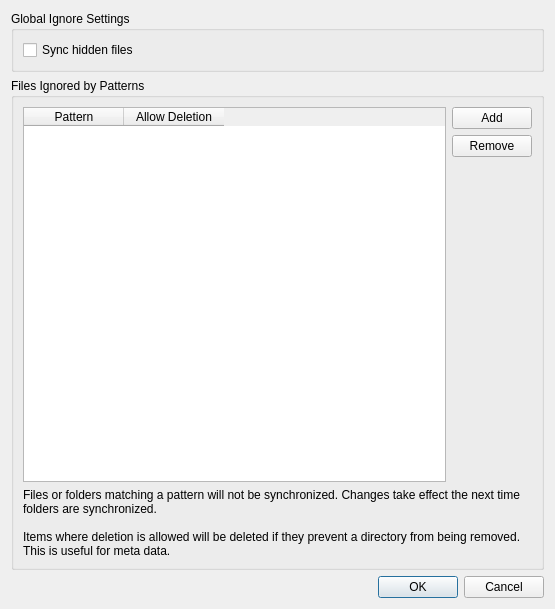
First picture: the form in src/gui/ignorelisteditor.ui, repository nextcloud/desktop, before the edit.
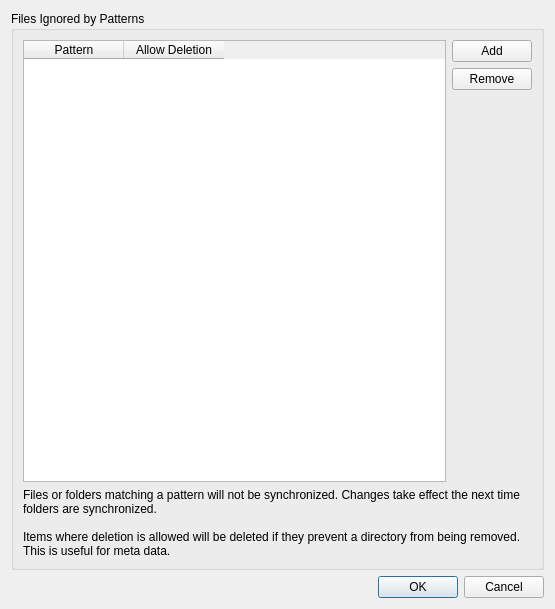
Second picture: the form after the edit.

Commit message:
Move sync hidden files to advanced settings
Fixes: #8020

What changed in the file:
```diff
--- a/src/gui/ignorelisteditor.ui
+++ b/src/gui/ignorelisteditor.ui
@@ -14,22 +14,6 @@
    <string>Ignored Files Editor</string>
   </property>
   <layout class="QVBoxLayout" name="verticalLayout_2">
-   <item>
-    <widget class="QGroupBox" name="groupBox">
-     <property name="title">
-      <string>Global Ignore Settings</string>
-     </property>
-     <layout class="QHBoxLayout" name="horizontalLayout">
-      <item>
-       <widget class="QCheckBox" name="syncHiddenFilesCheckBox">
-        <property name="text">
-         <string>Sync hidden files</string>
-        </property>
-       </widget>
-      </item>
-     </layout>
-    </widget>
-   </item>
    <item>
     <widget class="QGroupBox" name="groupBox_2">
      <property name="title">
```
The commit also changes 5 other files.
